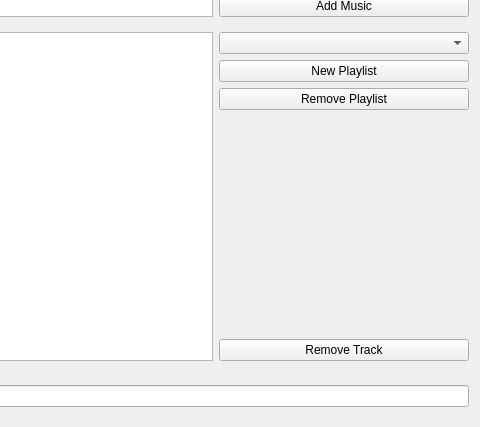
This is src/SpotifyWidget/spotifyui.ui in marssola/DesafioStone as Qt 5 draws it before an edit; both pictures show x 544 to 1024 and y 341 to 768 of the 1024 by 768 pixel window. The edited form follows.
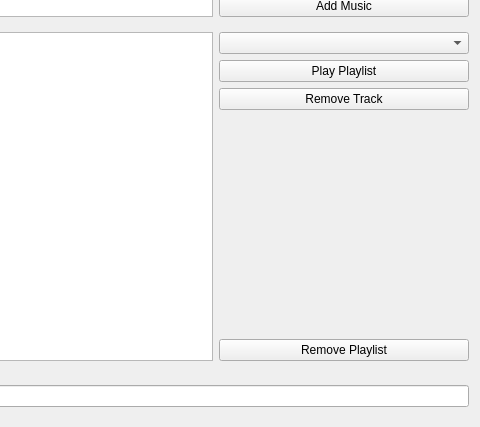
This is the edited form.

Commit message: Terminado playlists

Diff of the .ui file:
```diff
--- a/src/SpotifyWidget/spotifyui.ui
+++ b/src/SpotifyWidget/spotifyui.ui
@@ -153,28 +153,16 @@
              <widget class="QComboBox" name="comboPlaylists"/>
             </item>
             <item>
-             <widget class="QPushButton" name="buttonNewPlaylist">
-              <property name="maximumSize">
-               <size>
-                <width>16777215</width>
-                <height>16777215</height>
-               </size>
-              </property>
+             <widget class="QPushButton" name="buttonPlayPlaylist">
               <property name="text">
-               <string>New Playlist</string>
+               <string>Play Playlist</string>
               </property>
              </widget>
             </item>
             <item>
-             <widget class="QPushButton" name="buttonRemovePlaylist">
-              <property name="maximumSize">
-               <size>
-                <width>16777215</width>
-                <height>16777215</height>
-               </size>
-              </property>
+             <widget class="QPushButton" name="buttonRemoveMusic">
               <property name="text">
-               <string>Remove Playlist</string>
+               <string>Remove Track</string>
               </property>
              </widget>
             </item>
@@ -192,9 +180,15 @@
              </spacer>
             </item>
             <item>
-             <widget class="QPushButton" name="buttonRemoveMusic">
+             <widget class="QPushButton" name="buttonRemovePlaylist">
+              <property name="maximumSize">
+               <size>
+                <width>16777215</width>
+                <height>16777215</height>
+               </size>
+              </property>
               <property name="text">
-               <string>Remove Track</string>
+               <string>Remove Playlist</string>
               </property>
              </widget>
             </item>
```
The commit also changes 8 other files.
